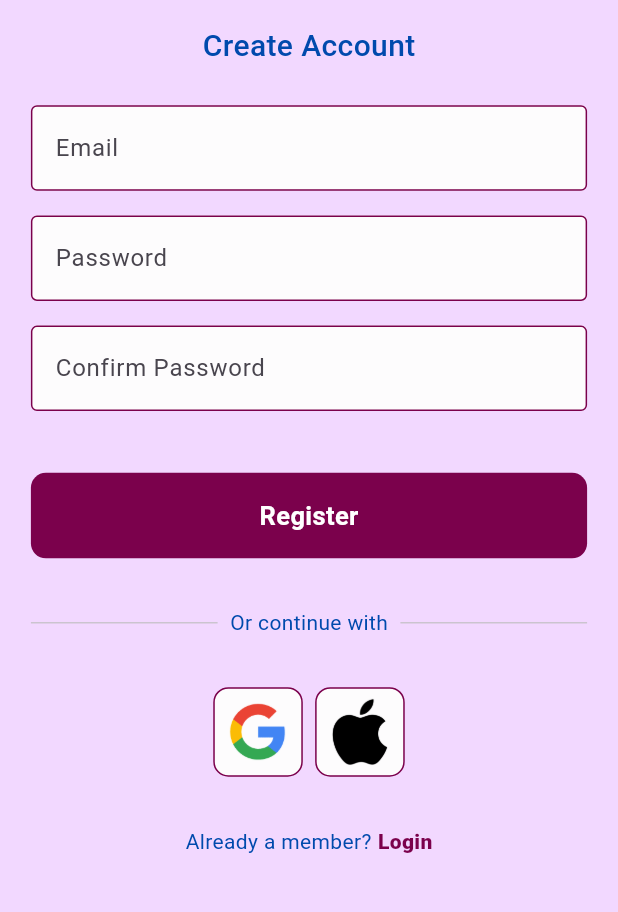
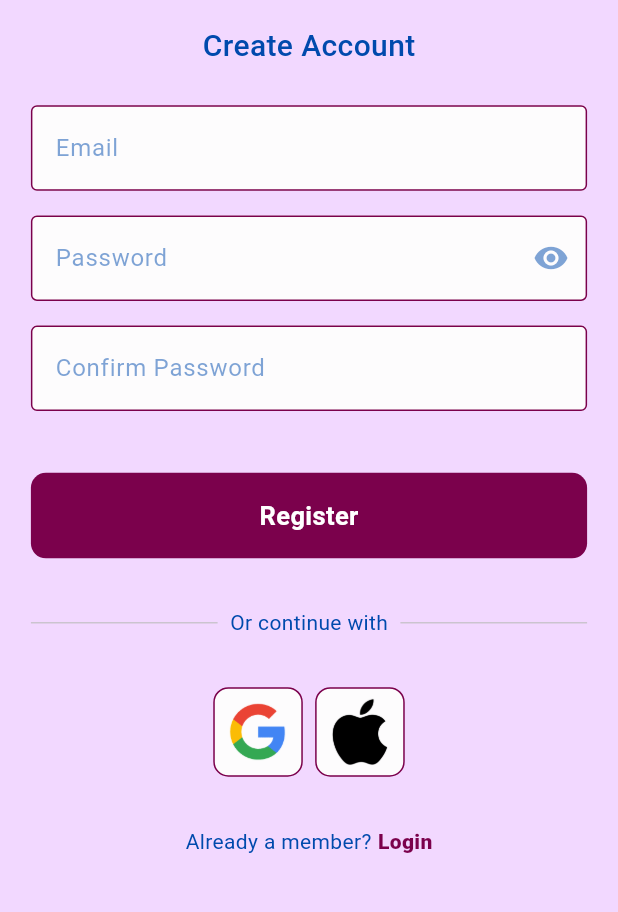
Before and after one commit to mckobby/LinkOpp, a Flutter app: the screen it shows after launch, after a tap on "Register now", on a phone screen of 412 x 824 dp, the part 309-1221 px from its top. Run offline on Flutter 3.47's test engine with Material 2 defaults, Android fonts, the phone set to English and light mode, and no system bars; our stand-ins replace page_transition.

Commit message:
Modified: Textfield component, Login page, and Register page

```diff
--- a/lib/components/textfield_comp.dart
+++ b/lib/components/textfield_comp.dart
@@ -3,19 +3,25 @@ import 'package:link_opp/constants/colors.dart';
 
 class TextFieldComp extends StatelessWidget {
   final controller;
+  final TextInputType keyboardType;
   final String labelText;
   final bool obscureText;
+  final Widget suffixIcon;
 
-  const TextFieldComp(
-      {super.key,
+  const TextFieldComp({
+    super.key,
+    required this.keyboardType,
     required this.controller,
     required this.labelText,
-      required this.obscureText});
+    required this.obscureText,
+    required this.suffixIcon,
+  });
 
   @override
   Widget build(BuildContext context) {
     final height = MediaQuery.of(context).size.height;
     final width = MediaQuery.of(context).size.width;
+
     return Padding(
       padding: EdgeInsets.symmetric(horizontal: width * 0.05),
       child: TextField(
@@ -32,10 +38,14 @@ class TextFieldComp extends StatelessWidget {
             focusedBorder: const OutlineInputBorder(
               borderSide: BorderSide(color: tdActionTexts),
             ),
+            suffixIcon: suffixIcon,
+            suffixIconColor: tdActionTexts.withOpacity(0.5),
             fillColor: tdTextField,
             filled: true,
             labelText: labelText,
-        ),
+            labelStyle: TextStyle(
+              color: tdActionTexts.withOpacity(0.5),
+            )),
       ),
     );
   }
--- a/lib/pages/login_page.dart
+++ b/lib/pages/login_page.dart
@@ -6,11 +6,18 @@ import 'package:link_opp/constants/colors.dart';
 import 'package:link_opp/pages/register_page.dart';
 import 'package:page_transition/page_transition.dart';
 
-class LoginPage extends StatelessWidget {
-  LoginPage({super.key});
+class LoginPage extends StatefulWidget {
+  const LoginPage({super.key});
 
+  @override
+  State<LoginPage> createState() => _LoginPageState();
+}
+
+class _LoginPageState extends State<LoginPage> {
   final usernameController = TextEditingController();
   final passwordController = TextEditingController();
+
+  bool passwordObscured = true;
 
   void signUserIn() {}
 
@@ -47,17 +54,33 @@ class LoginPage extends StatelessWidget {
               height: height * 0.03,
             ),
             TextFieldComp(
+              keyboardType: TextInputType.emailAddress,
               controller: usernameController,
-              labelText: 'Username',
+              labelText: 'Email',
               obscureText: false,
+              suffixIcon: const Icon(
+                Icons.email_outlined,
+                color: tdTextField,
+              ),
             ),
             SizedBox(
               height: height * 0.02,
             ),
             TextFieldComp(
+              keyboardType: TextInputType.visiblePassword,
               controller: passwordController,
               labelText: 'Password',
-              obscureText: true,
+              obscureText: passwordObscured,
+              suffixIcon: GestureDetector(
+                onTap: () {
+                  setState(() {
+                    passwordObscured = !passwordObscured;
+                  });
+                },
+                child: Icon(
+                  passwordObscured ? Icons.visibility : Icons.visibility_off,
+                ),
+              ),
             ),
             SizedBox(
               height: height * 0.01,
@@ -140,7 +163,7 @@ class LoginPage extends StatelessWidget {
                   onTap: () {
                     Navigator.of(context).push(
                       PageTransition(
-                        child: RegisterPage(),
+                        child: const RegisterPage(),
                         type: PageTransitionType.leftToRightWithFade,
                       ),
                     );
--- a/lib/pages/register_page.dart
+++ b/lib/pages/register_page.dart
@@ -4,11 +4,19 @@ import 'package:link_opp/components/square_tile.dart';
 import 'package:link_opp/components/textfield_comp.dart';
 import 'package:link_opp/constants/colors.dart';
 
-class RegisterPage extends StatelessWidget {
-  RegisterPage({super.key});
+class RegisterPage extends StatefulWidget {
+  const RegisterPage({super.key});
 
+  @override
+  State<RegisterPage> createState() => _RegisterPageState();
+}
+
+class _RegisterPageState extends State<RegisterPage> {
   final usernameController = TextEditingController();
   final passwordController = TextEditingController();
+  final passwordController1 = TextEditingController();
+
+  bool passwordObscured = true;
 
   void signUserUp() {}
 
@@ -45,25 +53,46 @@ class RegisterPage extends StatelessWidget {
               height: height * 0.03,
             ),
             TextFieldComp(
+              keyboardType: TextInputType.emailAddress,
               controller: usernameController,
               labelText: 'Email',
               obscureText: false,
+              suffixIcon: const Icon(
+                Icons.email_outlined,
+                color: tdTextField,
+              ),
             ),
             SizedBox(
               height: height * 0.02,
             ),
             TextFieldComp(
+              keyboardType: TextInputType.visiblePassword,
               controller: passwordController,
               labelText: 'Password',
-              obscureText: true,
+              obscureText: passwordObscured,
+              suffixIcon: GestureDetector(
+                onTap: () {
+                  setState(() {
+                    passwordObscured = !passwordObscured;
+                  });
+                },
+                child: Icon(
+                  passwordObscured ? Icons.visibility : Icons.visibility_off,
+                ),
+              ),
             ),
             SizedBox(
               height: height * 0.02,
             ),
             TextFieldComp(
-              controller: passwordController,
+              keyboardType: TextInputType.visiblePassword,
+              controller: passwordController1,
               labelText: 'Confirm Password',
-              obscureText: true,
+              obscureText: passwordObscured,
+              suffixIcon: Icon(
+                passwordObscured ? Icons.visibility : Icons.visibility_off,
+                color: tdTextField,
+              ),
             ),
             SizedBox(
               height: height * 0.01,
```
Lines whose indentation alone changed are shown as unchanged.
